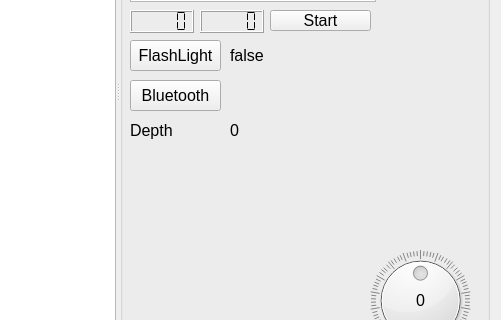
Old version of the form mainwindow.ui in the repository robocenter-rov/remote-control; both pictures show x 459 to 960 and y 231 to 551 of the 960 by 646 pixel window.
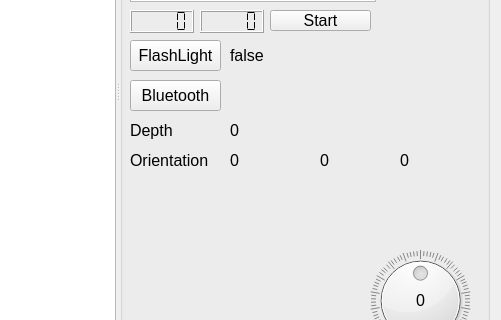
New version of the form.

Commit message: Show orientation in eurler angles

Patch:
```diff
--- a/mainwindow.ui
+++ b/mainwindow.ui
@@ -458,6 +458,58 @@
          <string>0</string>
         </property>
        </widget>
+       <widget class="QLabel" name="orientTitleLabel">
+        <property name="geometry">
+         <rect>
+          <x>10</x>
+          <y>350</y>
+          <width>91</width>
+          <height>21</height>
+         </rect>
+        </property>
+        <property name="text">
+         <string>Orientation</string>
+        </property>
+       </widget>
+       <widget class="QLabel" name="psiLabel">
+        <property name="geometry">
+         <rect>
+          <x>110</x>
+          <y>350</y>
+          <width>71</width>
+          <height>21</height>
+         </rect>
+        </property>
+        <property name="text">
+         <string>0</string>
+        </property>
+       </widget>
+       <widget class="QLabel" name="thetaLabel">
+        <property name="geometry">
+         <rect>
+          <x>200</x>
+          <y>350</y>
+          <width>71</width>
+          <height>21</height>
+         </rect>
+        </property>
+        <property name="text">
+         <string>0</string>
+        </property>
+       </widget>
+       <widget class="QLabel" name="phiLabel">
+        <property name="geometry">
+         <rect>
+          <x>280</x>
+          <y>350</y>
+          <width>71</width>
+          <height>21</height>
+         </rect>
+        </property>
+        <property name="text">
+         <string>0</string>
+        </property>
+       </widget>
       </widget>
      </widget>
     </item>
```
The commit also changes 1 other file.
